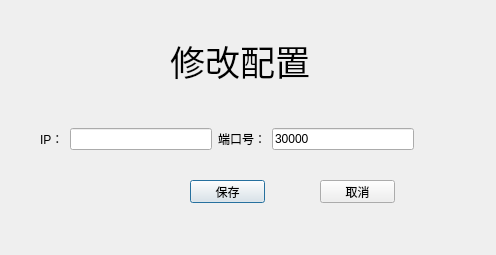
Above: settings.ui from zybpub/CH-016LiBatteryTestSystem_QT599 before the change. Below: the same form after it.
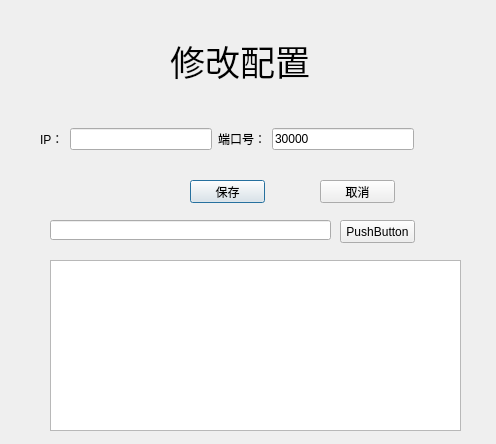
That is the form after the change.

```diff
--- a/settings.ui
+++ b/settings.ui
@@ -7,7 +7,7 @@
     <x>0</x>
     <y>0</y>
     <width>496</width>
-    <height>255</height>
+    <height>444</height>
    </rect>
   </property>
   <property name="windowTitle">
@@ -97,6 +97,39 @@
     <string>取消</string>
    </property>
   </widget>
+  <widget class="QPushButton" name="pushButton">
+   <property name="geometry">
+    <rect>
+     <x>340</x>
+     <y>220</y>
+     <width>75</width>
+     <height>23</height>
+    </rect>
+   </property>
+   <property name="text">
+    <string>PushButton</string>
+   </property>
+  </widget>
+  <widget class="QLineEdit" name="lineEdit_3">
+   <property name="geometry">
+    <rect>
+     <x>50</x>
+     <y>220</y>
+     <width>281</width>
+     <height>20</height>
+    </rect>
+   </property>
+  </widget>
+  <widget class="QTextEdit" name="textEdit">
+   <property name="geometry">
+    <rect>
+     <x>50</x>
+     <y>260</y>
+     <width>411</width>
+     <height>171</height>
+    </rect>
+   </property>
+  </widget>
  </widget>
  <resources/>
  <connections/>
```
